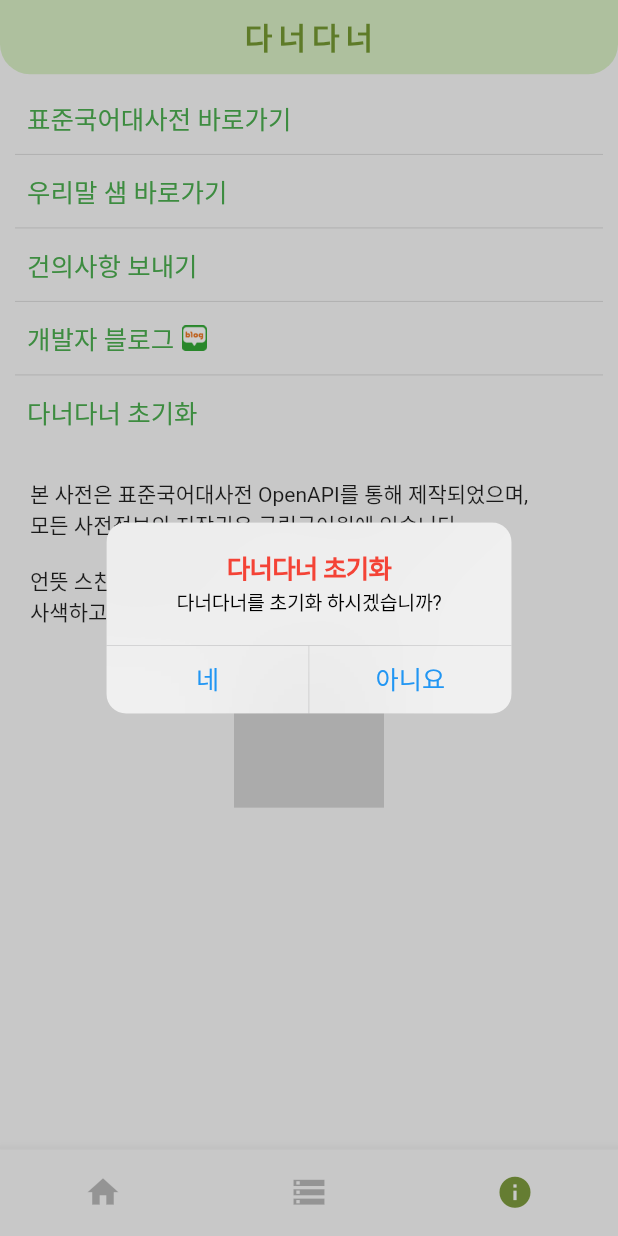
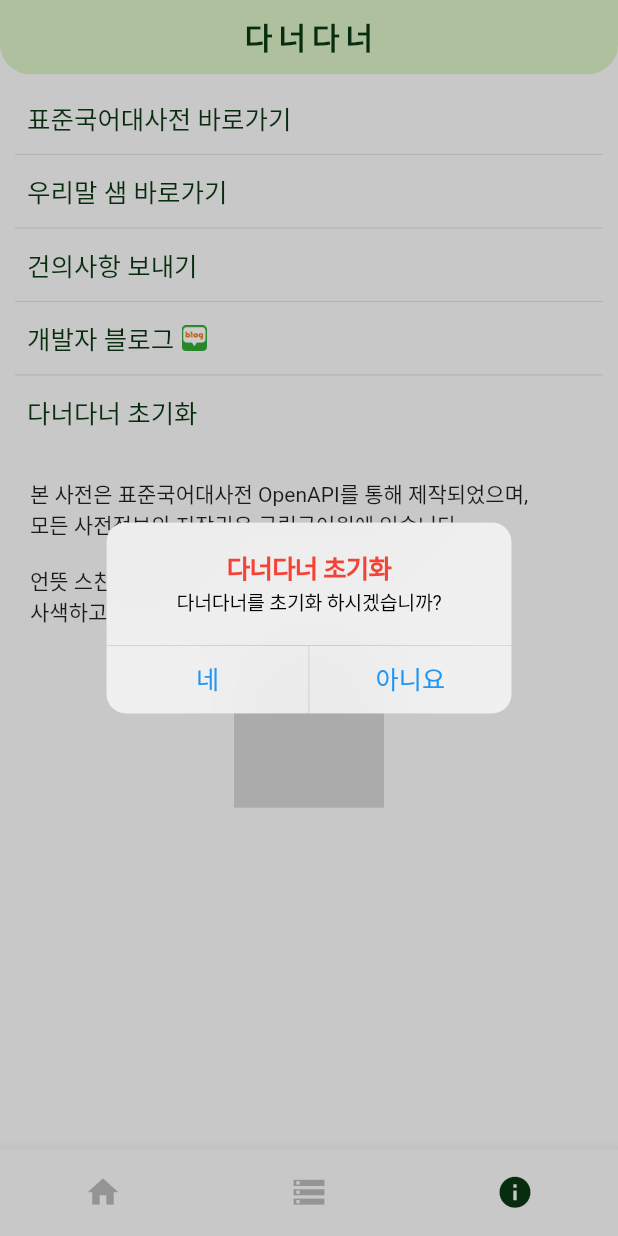
Before and after one commit to bargoLoft/WordWord, a Flutter app: the screen it shows after launch, item 3 of the bottom bar chosen, after a tap on "다너다너 초기화", on a phone screen of 412 x 824 dp. Run offline on Flutter 3.47's test engine with Material 2 defaults, Android fonts, the phone set to English and light mode, and no system bars; our stand-ins replace animated_splash_screen, auto_size_text, device_info_plus, font_awesome_flutter, hive, hive_flutter and 5 more; missing offline and left inert: flutter_email_sender, ios_utsname_ext; accounts and stored records are empty; Roboto replaces fonts that are missing (KoPubBatang).

Commit message:
change primaryColorDark find

```diff
--- a/lib/main.dart
+++ b/lib/main.dart
@@ -49,7 +49,7 @@ class MyApp extends StatelessWidget {
         theme: ThemeData(
           fontFamily: 'KoPubBatang',
           primaryColor: const Color(0x5fa1df6e),
-          primaryColorDark: const Color(0xbf557d00),
+          primaryColorDark: const Color(0xff0a3711),
           primaryColorLight: const Color(0xfff4ffeb),
         ),
         routes: {
@@ -58,13 +58,10 @@ class MyApp extends StatelessWidget {
           '/2': (context) => const InfoScreen(),
         },
         home: AnimatedSplashScreen(
-          duration: 100,
-          splash: const Hero(
-            tag: 'logo',
-            child:
-                Image(image: AssetImage('assets/launcher_icon/mainLogo.png')),
-          ),
-          splashTransition: SplashTransition.scaleTransition,
+          duration: 500,
+          splash: const Image(
+              image: AssetImage('assets/launcher_icon/mainLogo.png')),
+          splashTransition: SplashTransition.sizeTransition,
           curve: Curves.fastLinearToSlowEaseIn,
           pageTransitionType: PageTransitionType.fade,
           splashIconSize: 110,
--- a/lib/screens/info_screen.dart
+++ b/lib/screens/info_screen.dart
@@ -24,7 +24,6 @@ class _InfoScreenState extends State<InfoScreen> with TickerProviderStateMixin {
   final dicKoreanUrl = 'https://stdict.korean.go.kr/main/main.do';
   final dicUrimalUrl = 'https://opendict.korean.go.kr/main';
   final instaUrl = 'https://www.instagram.com/2cup_2/';
-  Color textColor = Colors.green;
   late final AnimationController _controller;
 
   @override
@@ -69,7 +68,7 @@ class _InfoScreenState extends State<InfoScreen> with TickerProviderStateMixin {
                 ),
               ),
             ),
-            SizedBox(height: 5),
+            const SizedBox(height: 5),
             // Align(
             //   alignment: Alignment.topLeft,
             //   child: TextButton(
@@ -94,7 +93,8 @@ class _InfoScreenState extends State<InfoScreen> with TickerProviderStateMixin {
                 },
                 child: Text(
                   '표준국어대사전 바로가기',
-                  style: TextStyle(fontSize: 17, color: textColor),
+                  style: TextStyle(
+                      fontSize: 17, color: Theme.of(context).primaryColorDark),
                 ),
               ),
             ),
@@ -111,7 +111,8 @@ class _InfoScreenState extends State<InfoScreen> with TickerProviderStateMixin {
                 },
                 child: Text(
                   '우리말 샘 바로가기',
-                  style: TextStyle(fontSize: 17, color: textColor),
+                  style: TextStyle(
+                      fontSize: 17, color: Theme.of(context).primaryColorDark),
                 ),
               ),
             ),
@@ -129,7 +130,8 @@ class _InfoScreenState extends State<InfoScreen> with TickerProviderStateMixin {
                 },
                 child: Text(
                   '건의사항 보내기',
-                  style: TextStyle(fontSize: 17, color: textColor),
+                  style: TextStyle(
+                      fontSize: 17, color: Theme.of(context).primaryColorDark),
                 ),
               ),
             ),
@@ -151,7 +153,9 @@ class _InfoScreenState extends State<InfoScreen> with TickerProviderStateMixin {
                       children: [
                         Text(
                           '개발자 블로그',
-                          style: TextStyle(fontSize: 17, color: textColor),
+                          style: TextStyle(
+                              fontSize: 17,
+                              color: Theme.of(context).primaryColorDark),
                         ),
                         const Padding(
                           padding: EdgeInsets.all(5),
@@ -232,7 +236,10 @@ class _InfoScreenState extends State<InfoScreen> with TickerProviderStateMixin {
                 },
                 child: Text(
                   '다너다너 초기화',
-                  style: TextStyle(fontSize: 17, color: textColor),
+                  style: TextStyle(
+                      //fontWeight: FontWeight.bold,
+                      fontSize: 17,
+                      color: Theme.of(context).primaryColorDark),
                 ),
               ),
             ),
--- a/lib/screens/storage_screen.dart
+++ b/lib/screens/storage_screen.dart
@@ -146,7 +146,8 @@ class _StorageScreenState extends State<StorageScreen>
                     children: <TextSpan>[
                       TextSpan(
                           text: '${words.length}개',
-                          style: const TextStyle(color: Colors.green)),
+                          style: TextStyle(
+                              color: Theme.of(context).primaryColorDark)),
                       const TextSpan(
                           text: '의 단어', style: TextStyle(color: Colors.black)),
                     ]),
--- a/lib/widgets/word_list.dart
+++ b/lib/widgets/word_list.dart
@@ -151,7 +151,7 @@ class _WordState extends State<Word> with AutomaticKeepAliveClientMixin {
               ? Stack(
                   children: [
                     Container(
-                      height: MediaQuery.of(context).size.height * 0.4,
+                      height: MediaQuery.of(context).size.height * 0.45,
                       //color: const Color(0xffa1df6e),
                       decoration: BoxDecoration(
                           color: Theme.of(context).primaryColor,
@@ -180,6 +180,7 @@ class _WordState extends State<Word> with AutomaticKeepAliveClientMixin {
                           controller: _wordSearchController,
                           keyboardType: TextInputType.text,
                           textAlign: TextAlign.center,
+                          cursorColor: Theme.of(context).primaryColorDark,
                           autofocus: false,
                           focusNode: _myFocusNode,
                           onSubmitted: (String text) {
@@ -192,7 +193,7 @@ class _WordState extends State<Word> with AutomaticKeepAliveClientMixin {
                               getWordSearchData(inputText);
                             });
                           },
-                          decoration: InputDecoration(
+                          decoration: const InputDecoration(
                             hintText: '다너를 입력해 주세요',
                             border: InputBorder.none,
                             // suffixIcon:
```
